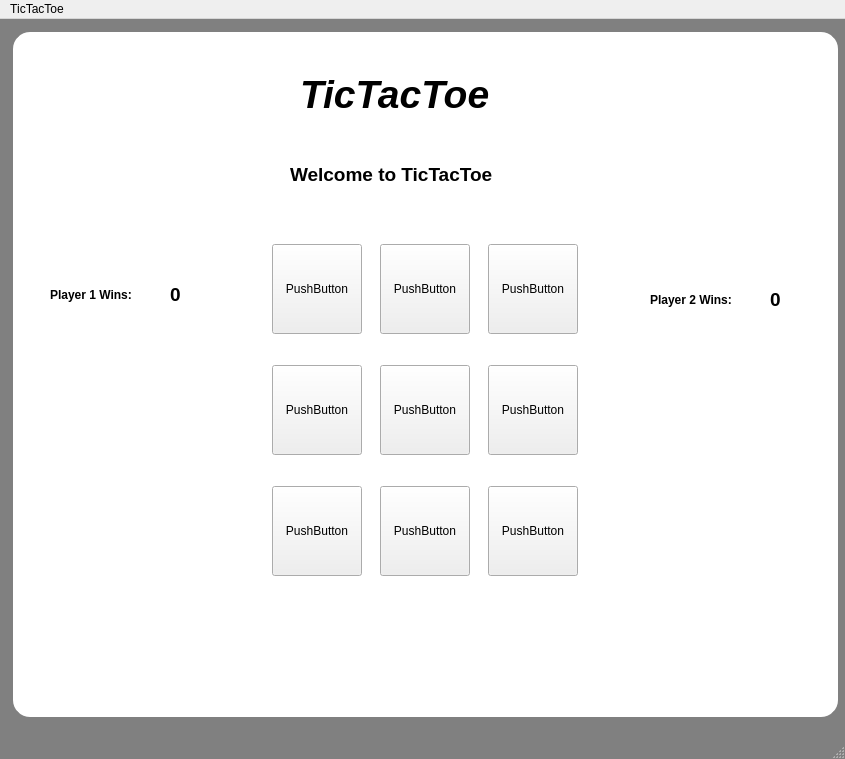
Old version of the form tictactoe.ui in the repository RafaelDaveiga/TicTacToe.
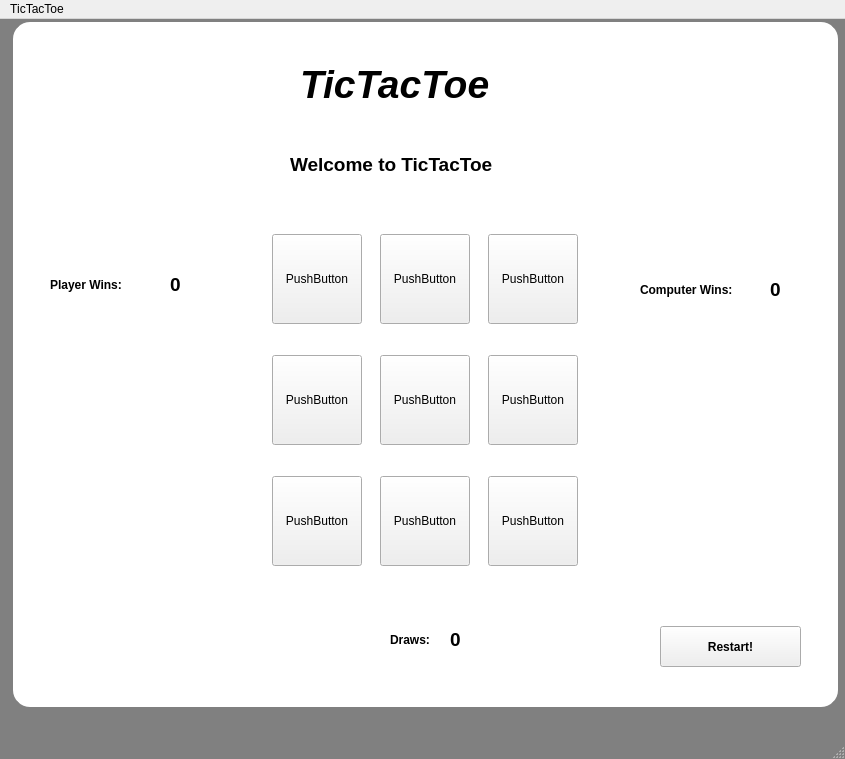
New version of the form. Icons and pictures are not drawn.

Commit message: TicTacToe Commit still needs work

```diff
--- a/tictactoe.ui
+++ b/tictactoe.ui
@@ -53,7 +53,7 @@
     <property name="geometry">
      <rect>
       <x>10</x>
-      <y>10</y>
+      <y>0</y>
       <width>831</width>
       <height>691</height>
      </rect>
@@ -359,15 +359,15 @@
       </font>
      </property>
      <property name="text">
-      <string>Player 1 Wins:</string>
+      <string>Player Wins:</string>
      </property>
     </widget>
     <widget class="QLabel" name="label_4">
      <property name="geometry">
       <rect>
-       <x>640</x>
+       <x>630</x>
        <y>260</y>
-       <width>111</width>
+       <width>121</width>
        <height>21</height>
       </rect>
      </property>
@@ -379,7 +379,7 @@
       </font>
      </property>
      <property name="text">
-      <string>Player 2 Wins:</string>
+      <string>Computer Wins:</string>
      </property>
     </widget>
     <widget class="QLabel" name="P1wins">
@@ -424,6 +424,69 @@
       <string>0</string>
      </property>
     </widget>
+    <widget class="QLabel" name="DrawsTT">
+     <property name="geometry">
+      <rect>
+       <x>380</x>
+       <y>610</y>
+       <width>61</width>
+       <height>21</height>
+      </rect>
+     </property>
+     <property name="font">
+      <font>
+       <pointsize>9</pointsize>
+       <weight>75</weight>
+       <bold>true</bold>
+      </font>
+     </property>
+     <property name="text">
+      <string>Draws:</string>
+     </property>
+    </widget>
+    <widget class="QLabel" name="Draws">
+     <property name="geometry">
+      <rect>
+       <x>440</x>
+       <y>610</y>
+       <width>41</width>
+       <height>21</height>
+      </rect>
+     </property>
+     <property name="font">
+      <font>
+       <pointsize>14</pointsize>
+       <weight>75</weight>
+       <italic>false</italic>
+       <bold>true</bold>
+      </font>
+     </property>
+     <property name="text">
+      <string>0</string>
+     </property>
+    </widget>
+    <widget class="QPushButton" name="restart">
+     <property name="geometry">
+      <rect>
+       <x>650</x>
+       <y>607</y>
+       <width>141</width>
+       <height>41</height>
+      </rect>
+     </property>
+     <property name="font">
+      <font>
+       <weight>75</weight>
+       <bold>true</bold>
+      </font>
+     </property>
+     <property name="autoFillBackground">
+      <bool>false</bool>
+     </property>
+     <property name="text">
+      <string>Restart!</string>
+     </property>
+    </widget>
    </widget>
   </widget>
   <widget class="QMenuBar" name="menubar">
```
Left out of the diff: 6 changed lines with no effect on the pictures.
